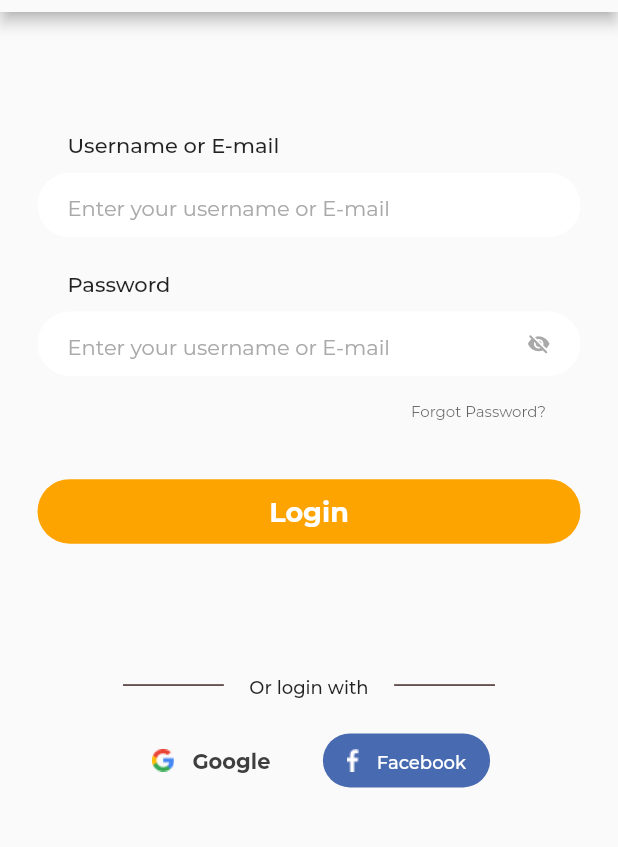
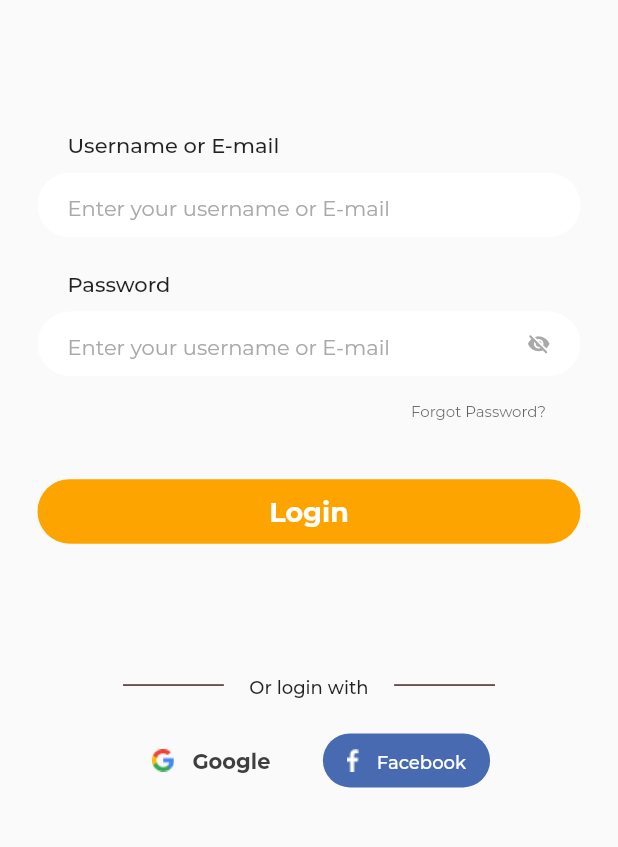
Before and after one commit to onumengine/encostay, a Flutter app: the AuthScreen screen opened directly, scrolled down 200 dp, on a phone screen of 412 x 824 dp, the part 156-1003 px from its top. Run offline on Flutter 3.47's test engine with Material 2 defaults, Android fonts, the phone set to English and light mode, and no system bars; our stand-ins replace introduction_screen; project files that could hold a hidden picture were left out.

Commit message:
remove the appbar elevation

```diff
--- a/lib/ui/screens/auth_screen.dart
+++ b/lib/ui/screens/auth_screen.dart
@@ -10,6 +10,7 @@ class AuthScreen extends StatefulWidget {
 
 class _AuthScreenState extends State<AuthScreen> {
   Widget build(BuildContext context) {
+    Size screenSize = MediaQuery.of(context).size;
     return DefaultTabController(
       length: 2,
       child: Scaffold(
@@ -18,6 +19,7 @@ class _AuthScreenState extends State<AuthScreen> {
             slivers: [
               SliverAppBar(
                 backgroundColor: brandBackground,
+                elevation: 0,
                 expandedHeight: 200,
                 pinned: true,
                 flexibleSpace: FlexibleSpaceBar(
```
